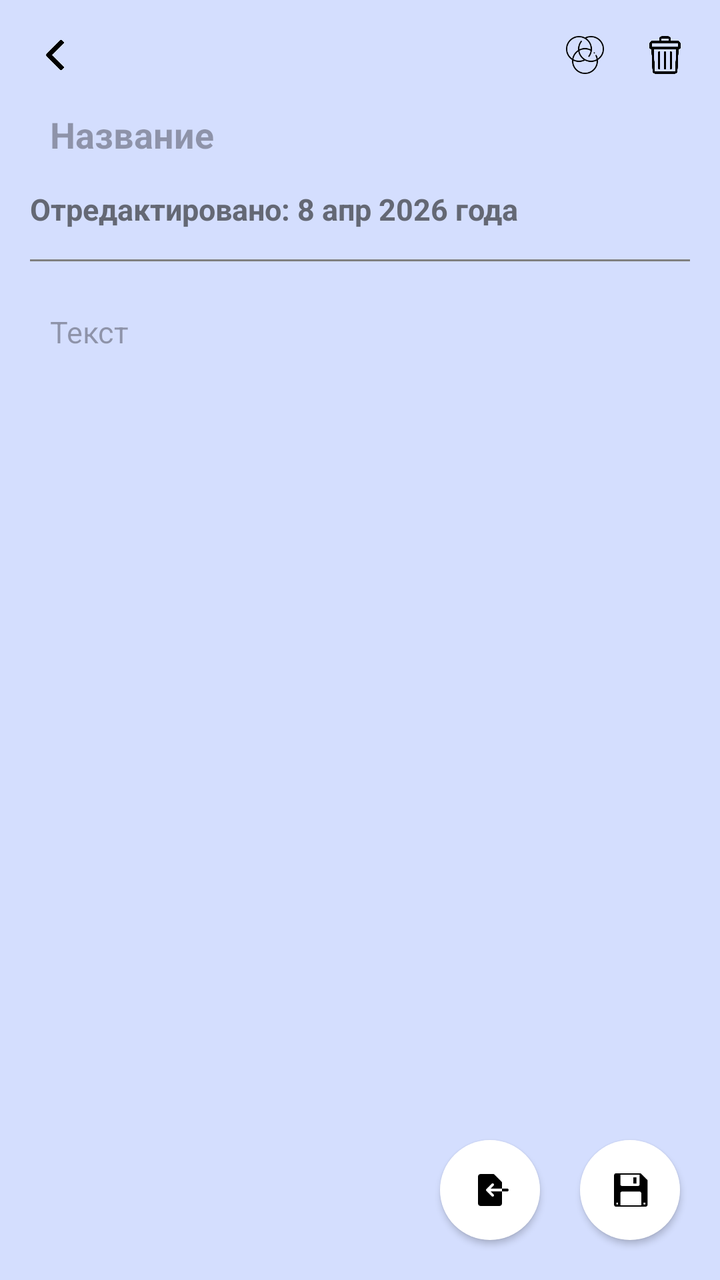
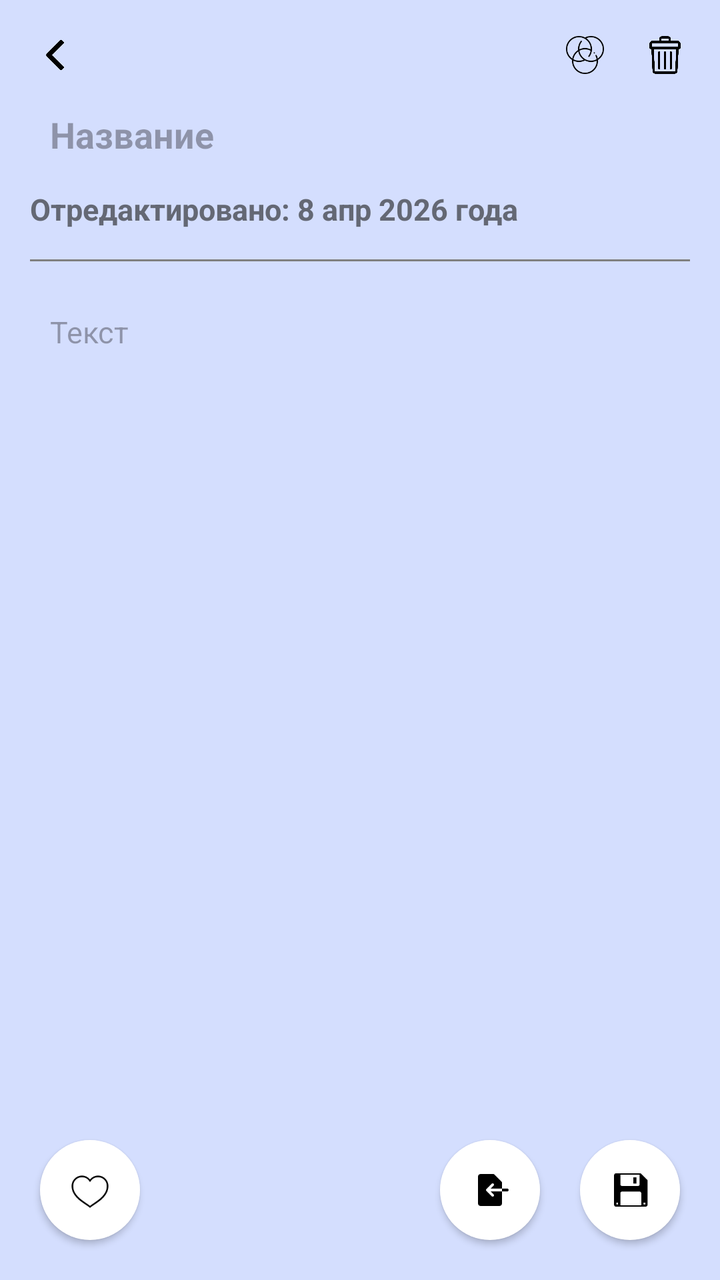

Two renders of the same Android screen: before a commit and after it. Below are the layout's source before the change and the commit's diff.
<!-- AndroidManifest.xml: application theme Theme.Notes_Klimov -->
<!-- res/layout/activity_note.xml -->
<?xml version="1.0" encoding="utf-8"?>
<androidx.constraintlayout.widget.ConstraintLayout xmlns:android="http://schemas.android.com/apk/res/android"
    xmlns:app="http://schemas.android.com/apk/res-auto"
    xmlns:tools="http://schemas.android.com/tools"
    android:id="@+id/main"
    android:layout_width="match_parent"
    android:layout_height="match_parent"
    android:background="#302071F9"
    tools:context=".presentations.NoteActivity">

    <ImageView
        android:id="@+id/btn_back"
        android:layout_width="25dp"
        android:layout_height="25dp"
        android:layout_marginLeft="15dp"
        android:layout_marginTop="15dp"
        android:padding="5dp"
        android:src="@drawable/ic_back"
        app:layout_constraintStart_toStartOf="parent"
        app:layout_constraintTop_toTopOf="parent" />

    <ImageView
        android:id="@+id/btn_trash"
        android:layout_width="25dp"
        android:layout_height="25dp"
        android:layout_marginTop="15dp"
        android:layout_marginRight="15dp"
        android:padding="3dp"
        android:src="@drawable/ic_trash"
        app:layout_constraintEnd_toEndOf="parent"
        app:layout_constraintTop_toTopOf="parent" />

    <ImageView
        android:id="@+id/btn_select_color"
        android:layout_width="25dp"
        android:layout_height="25dp"
        android:layout_marginTop="15dp"
        android:layout_marginRight="15dp"
        android:padding="3dp"
        android:src="@drawable/ic_color"
        app:layout_constraintEnd_toStartOf="@+id/btn_trash"
        app:layout_constraintTop_toTopOf="parent" />

    <EditText
        android:id="@+id/et_title"
        android:layout_width="match_parent"
        android:layout_height="wrap_content"
        android:layout_marginLeft="15dp"
        android:layout_marginTop="5dp"
        android:layout_marginRight="15dp"
        android:background="@drawable/background_edit_text"
        android:hint="Название"
        android:padding="10dp"
        android:textColor="@color/black"
        android:textSize="18dp"
        android:textStyle="bold"
        app:layout_constraintEnd_toEndOf="parent"
        app:layout_constraintStart_toStartOf="parent"
        app:layout_constraintTop_toBottomOf="@+id/btn_back"/>

    <TextView
        android:id="@+id/tv_date"
        android:layout_width="match_parent"
        android:layout_height="wrap_content"
        android:layout_marginLeft="15dp"
        android:layout_marginTop="5dp"
        android:layout_marginRight="15dp"
        android:text="Отредактировано: 8 апр 2026 года"
        android:textColor="#646874"
        android:textSize="15sp"
        android:textStyle="bold"
        app:layout_constraintEnd_toEndOf="parent"
        app:layout_constraintStart_toStartOf="parent"
        app:layout_constraintTop_toBottomOf="@+id/et_title" />

    <LinearLayout
        android:id="@+id/linearLayout"
        android:layout_width="match_parent"
        android:layout_height="1dp"
        android:layout_marginLeft="15dp"
        android:layout_marginTop="15dp"
        android:layout_marginRight="15dp"
        android:background="#808080"
        android:orientation="horizontal"
        app:layout_constraintEnd_toEndOf="parent"
        app:layout_constraintStart_toStartOf="parent"
        app:layout_constraintTop_toBottomOf="@+id/tv_date" />

    <EditText
        android:id="@+id/et_text"
        android:layout_width="match_parent"
        android:layout_height="0dp"
        android:layout_margin="15dp"
        android:gravity="top"
        android:hint="Текст"
        android:padding="10dp"
        android:textSize="15sp"
        android:background="@drawable/background_edit_text"
        app:layout_constraintBottom_toBottomOf="parent"
        app:layout_constraintEnd_toEndOf="parent"
        app:layout_constraintStart_toStartOf="parent"
        app:layout_constraintTop_toBottomOf="@id/linearLayout"/>

    <androidx.appcompat.widget.AppCompatButton
        android:id="@+id/btn_save_note"
        android:layout_width="50dp"
        android:layout_height="50dp"
        android:layout_margin="20dp"
        android:background="@drawable/background_btn_save"
        app:layout_constraintBottom_toBottomOf="parent"
        app:layout_constraintEnd_toEndOf="parent" />

    <androidx.appcompat.widget.AppCompatButton
        android:id="@+id/btn_import_note"
        android:layout_width="50dp"
        android:layout_height="50dp"
        android:layout_margin="20dp"
        android:background="@drawable/background_btn_import"
        app:layout_constraintBottom_toBottomOf="parent"
        app:layout_constraintEnd_toStartOf="@+id/btn_save_note" />

</androidx.constraintlayout.widget.ConstraintLayout>
<!-- resources referenced by this layout -->
<resources>
  <color name="black">#FF000000</color>
  <!-- drawable background_btn_import (drawable) -->
  <?xml version="1.0" encoding="utf-8"?>
  <layer-list xmlns:android="http://schemas.android.com/apk/res/android">
      <item>
          <shape>
              <solid android:color="@color/white"/>
              <corners android:radius="50dp"/>
          </shape>
      </item>
  
      <item
          android:drawable="@drawable/ic_import"
          android:width="20dp"
          android:height="20dp"
          android:gravity="center"/>
  </layer-list>
  <!-- drawable background_btn_save (drawable) -->
  <?xml version="1.0" encoding="utf-8"?>
  <layer-list xmlns:android="http://schemas.android.com/apk/res/android">
      <item>
          <shape>
              <solid android:color="@color/white"/>
              <corners android:radius="50dp"/>
          </shape>
      </item>
  
      <item
          android:drawable="@drawable/ic_save"
          android:width="20dp"
          android:height="20dp"
          android:gravity="center"/>
  </layer-list>
  <!-- drawable background_edit_text (drawable) -->
  <?xml version="1.0" encoding="utf-8"?>
  <shape xmlns:android="http://schemas.android.com/apk/res/android">
  
  </shape>
  <!-- drawable ic_back: png bitmap (drawable, 2646 bytes) -->
  <!-- drawable ic_color: png bitmap (drawable, 3328 bytes) -->
  <!-- drawable ic_trash: png bitmap (drawable, 10163 bytes) -->
  <style name="Theme.Notes_Klimov" parent="Base.Theme.Notes_Klimov" />
  <color name="white">#FFFFFFFF</color>
  <!-- drawable ic_import: png bitmap (drawable, 761 bytes) -->
  <!-- drawable ic_save: png bitmap (drawable, 661 bytes) -->
  <style name="Base.Theme.Notes_Klimov" parent="Theme.Material3.DayNight.NoActionBar">
          
          
      </style>
</resources>

<!-- the commit's change to res/layout/activity_note.xml (unified diff, before → after) -->
@@ -119,4 +119,13 @@
         app:layout_constraintBottom_toBottomOf="parent"
         app:layout_constraintEnd_toStartOf="@+id/btn_save_note" />
 
+    <androidx.appcompat.widget.AppCompatButton
+        android:id="@+id/btn_favorite_note"
+        android:layout_width="50dp"
+        android:layout_height="50dp"
+        android:layout_margin="20dp"
+        android:background="@drawable/background_btn_favorite"
+        app:layout_constraintBottom_toBottomOf="parent"
+        app:layout_constraintStart_toStartOf="parent" />
+
 </androidx.constraintlayout.widget.ConstraintLayout>
<!-- resource entries referenced after the edit -->
@@ -1,6 +1,22 @@
 <!-- resources referenced by this layout -->
 <resources>
   <color name="black">#FF000000</color>
+  <!-- drawable background_btn_favorite (drawable) -->
+  <?xml version="1.0" encoding="utf-8"?>
+  <layer-list xmlns:android="http://schemas.android.com/apk/res/android">
+      <item>
+          <shape>
+              <solid android:color="@color/white"/>
+              <corners android:radius="50dp"/>
+          </shape>
+      </item>
+  
+      <item
+          android:drawable="@drawable/ic_heart"
+          android:width="20dp"
+          android:height="20dp"
+          android:gravity="center"/>
+  </layer-list>
   <!-- drawable background_btn_import (drawable) -->
   <?xml version="1.0" encoding="utf-8"?>
   <layer-list xmlns:android="http://schemas.android.com/apk/res/android">
@@ -43,6 +59,7 @@
   <!-- drawable ic_trash: png bitmap (drawable, 10163 bytes) -->
   <style name="Theme.Notes_Klimov" parent="Base.Theme.Notes_Klimov" />
   <color name="white">#FFFFFFFF</color>
+  <!-- drawable ic_heart: png bitmap (drawable, 1871 bytes) -->
   <!-- drawable ic_import: png bitmap (drawable, 761 bytes) -->
   <!-- drawable ic_save: png bitmap (drawable, 661 bytes) -->
   <style name="Base.Theme.Notes_Klimov" parent="Theme.Material3.DayNight.NoActionBar">
